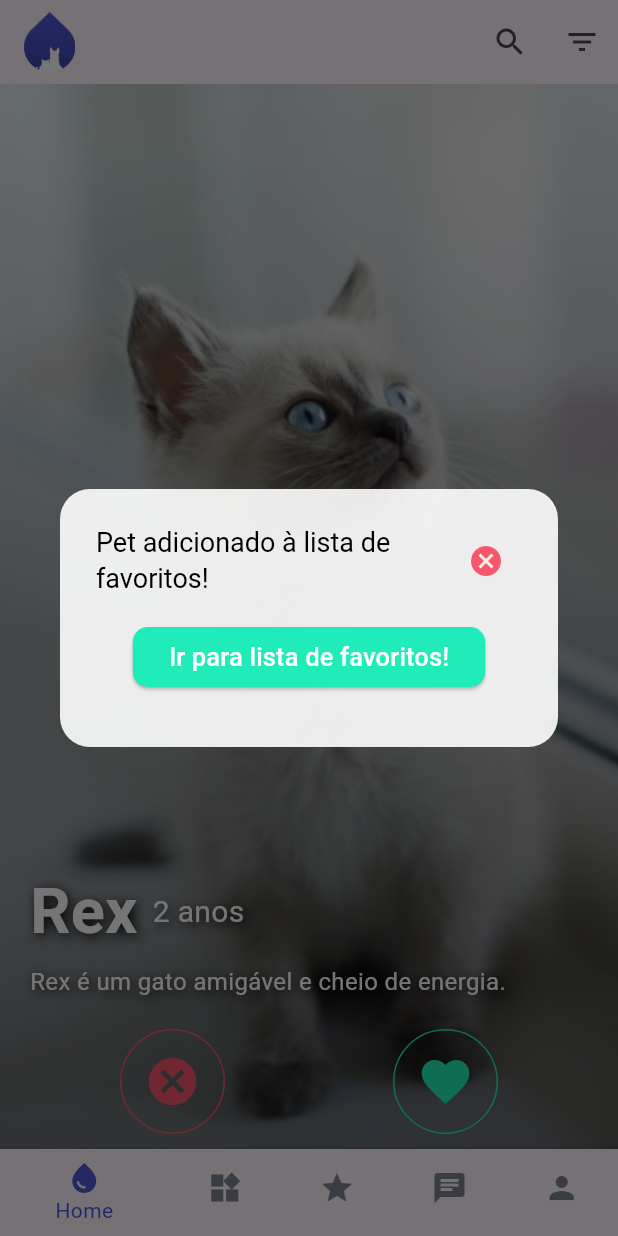
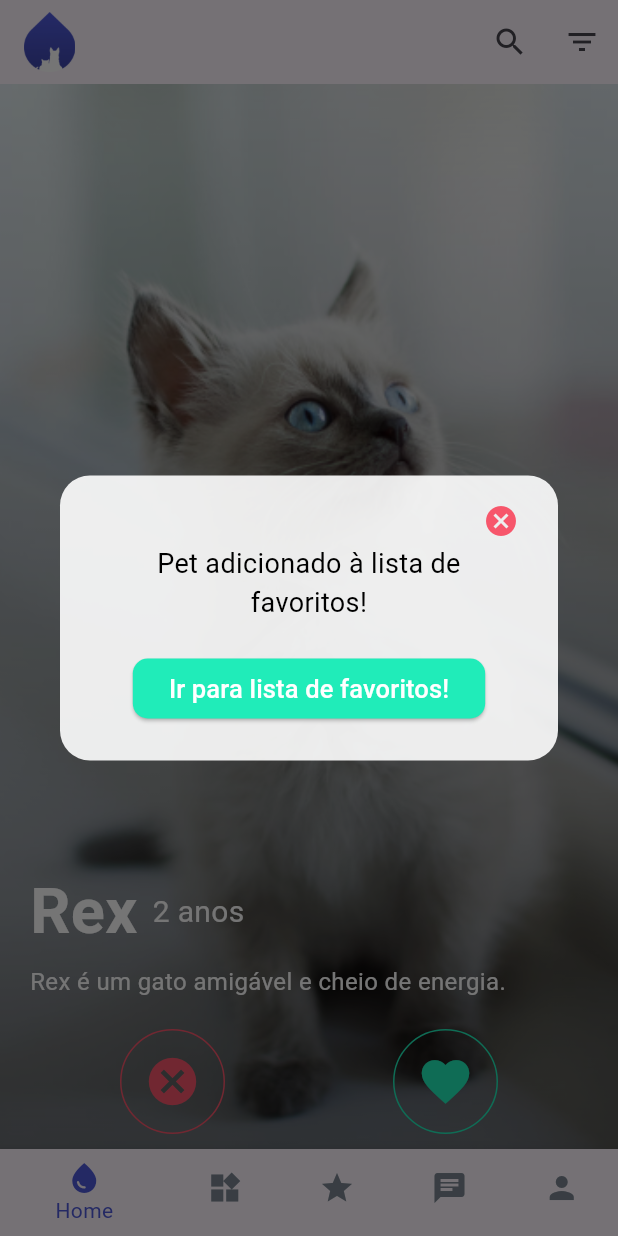
Before and after one commit to ajjss32/deu_pet, a Flutter app: the screen it shows after launch, after a tap on the "favorite" icon, on a phone screen of 412 x 824 dp. Run offline on Flutter 3.47's test engine with Material 3 defaults, Android fonts, the phone set to English and light mode, and no system bars; drawn by our look-alikes of flutter_card_swiper.

Commit message:
fixing popup

```diff
--- a/lib/components/swipe_card.dart
+++ b/lib/components/swipe_card.dart
@@ -2,6 +2,10 @@ import 'package:flutter/material.dart';
 import 'package:flutter_card_swiper/flutter_card_swiper.dart';
 
 class SwipeCard extends StatefulWidget {
+  final VoidCallback showFavorites; // Função passada pela HomeScreen
+
+  SwipeCard({required this.showFavorites});
+
   @override
   _SwipeCardState createState() => _SwipeCardState();
 }
@@ -51,23 +55,20 @@ class _SwipeCardState extends State<SwipeCard> {
                 }
                 return true;
               },
-              numberOfCardsDisplayed: 1, // Exibe apenas 1 card por vez
-              backCardOffset:
-                  Offset.zero, // Remove o deslocamento da próxima carta
-              padding: const EdgeInsets.all(0.0), // Removendo padding
+              numberOfCardsDisplayed: 1,
+              backCardOffset: Offset.zero,
+              padding: const EdgeInsets.all(0.0),
               cardBuilder: (context, index, _, __) {
                 final pet = _pets[index];
                 return Card(
-                  margin: EdgeInsets.zero, // Remove a margem do card
+                  margin: EdgeInsets.zero,
                   child: Stack(
-                    fit: StackFit.expand, // Faz o Stack ocupar todo o espaço
+                    fit: StackFit.expand,
                     children: [
-                      // Imagem do pet
                       Image.asset(
                         pet['image']!,
-                        fit: BoxFit.cover, // Mantém a proporção da imagem
+                        fit: BoxFit.cover,
                       ),
-                      // Sobreposição escura para dar destaque ao texto
                       Container(
                         decoration: BoxDecoration(
                           gradient: LinearGradient(
@@ -80,7 +81,6 @@ class _SwipeCardState extends State<SwipeCard> {
                           ),
                         ),
                       ),
-                      // Texto sobre a imagem (nome, idade e descrição)
                       Positioned(
                         bottom: 100,
                         left: 20,
@@ -96,13 +96,6 @@ class _SwipeCardState extends State<SwipeCard> {
                                     fontSize: 42,
                                     fontWeight: FontWeight.bold,
                                     color: Colors.white,
-                                    shadows: [
-                                      Shadow(
-                                        blurRadius: 10.0,
-                                        color: Colors.black,
-                                        offset: Offset(2, 2),
-                                      ),
-                                    ],
                                   ),
                                 ),
                                 SizedBox(width: 10),
@@ -111,13 +104,6 @@ class _SwipeCardState extends State<SwipeCard> {
                                   style: TextStyle(
                                     fontSize: 20,
                                     color: Colors.white,
-                                    shadows: [
-                                      Shadow(
-                                        blurRadius: 10.0,
-                                        color: Colors.black,
-                                        offset: Offset(2, 2),
-                                      ),
-                                    ],
                                   ),
                                 ),
                               ],
@@ -128,25 +114,17 @@ class _SwipeCardState extends State<SwipeCard> {
                               style: TextStyle(
                                 fontSize: 16,
                                 color: Colors.white,
-                                shadows: [
-                                  Shadow(
-                                    blurRadius: 10.0,
-                                    color: Colors.black,
-                                    offset: Offset(2, 2),
-                                  ),
-                                ],
                               ),
                             ),
                           ],
                         ),
                       ),
-                      // Ícones abaixo do nome e idade
                       Positioned(
-                        bottom: 10, // Abaixo do nome e da descrição
+                        bottom: 10,
                         left: 80,
                         child: _buildIconButton(
                           icon: Icons.cancel,
-                          color: Color(0xFFF7566B), // Cor da borda de cancelar
+                          color: Color(0xFFF7566B),
                           onPressed: () =>
                               controller.swipe(CardSwiperDirection.left),
                         ),
@@ -156,7 +134,7 @@ class _SwipeCardState extends State<SwipeCard> {
                         right: 80,
                         child: _buildIconButton(
                           icon: Icons.favorite,
-                          color: Color(0xFF20ECB9), // Cor da borda de favorito
+                          color: Color(0xFF20ECB9),
                           onPressed: () {
                             controller.swipe(CardSwiperDirection.right);
                             _showFavoriteDialog(context);
@@ -182,21 +160,14 @@ class _SwipeCardState extends State<SwipeCard> {
     return GestureDetector(
       onTap: onPressed,
       child: Container(
-        width: 70, // Tamanho do círculo
+        width: 70,
         height: 70,
         decoration: BoxDecoration(
           shape: BoxShape.circle,
-          border: Border.all(
-            color: color, // Define a cor da borda com base no ícone
-            width: 1, // Reduz o tamanho da borda
-          ),
+          border: Border.all(color: color, width: 1),
         ),
         child: Center(
-          child: Icon(
-            icon,
-            color: color, // Define a cor do ícone
-            size: 38, // Tamanho do ícone
-          ),
+          child: Icon(icon, color: color, size: 38),
         ),
       ),
     );
@@ -210,54 +181,51 @@ class _SwipeCardState extends State<SwipeCard> {
           shape: RoundedRectangleBorder(
             borderRadius: BorderRadius.circular(20.0),
           ),
-          backgroundColor: Colors.white.withOpacity(
-              0.9), // Tornar o fundo do pop-up um pouco transparente
-          title: Row(
-            mainAxisAlignment: MainAxisAlignment.spaceBetween,
+          backgroundColor: Colors.white.withOpacity(0.9),
+          content: Stack(
             children: [
-              Expanded(
-                child: Text(
+              Column(
+                mainAxisSize: MainAxisSize.min,
+                children: [
+                  SizedBox(height: 30),
+                  Text(
                     'Pet adicionado à lista de favoritos!',
-                  style: TextStyle(
-                    fontSize: 18,
-                    color: Colors.black,
+                    style: TextStyle(fontSize: 18, color: Colors.black),
+                    textAlign: TextAlign.center,
+                  ),
+                  SizedBox(height: 20),
+                  ElevatedButton(
+                    style: ElevatedButton.styleFrom(
+                      backgroundColor: Color(0xFF20ECB9),
+                      shape: RoundedRectangleBorder(
+                        borderRadius: BorderRadius.circular(10.0),
                       ),
                     ),
+                    onPressed: () {
+                      // Primeiro, fecha o pop-up
+                      Navigator.of(context).pop();
+
+                      // Em seguida, altera para a aba de favoritos
+                      widget.showFavorites();
+                    },
+                    child: Text(
+                      'Ir para lista de favoritos!',
+                      style: TextStyle(fontSize: 17, color: Colors.white),
                     ),
-              IconButton(
+                  ),
+                ],
+              ),
+              Positioned(
+                top: -10,
+                right: -10,
+                child: IconButton(
                   icon: Icon(Icons.cancel, color: Color(0xFFF7566B)),
                   onPressed: () {
                     Navigator.of(context).pop();
                   },
                 ),
-            ],
-          ),
-          content: Container(
-            height: 60,
-            child: Column(
-              mainAxisSize: MainAxisSize.min, // Para evitar overflow
-              children: [
-                ElevatedButton(
-                  style: ElevatedButton.styleFrom(
-                    backgroundColor: Color(0xFF20ECB9), // Cor do botão
-                    shape: RoundedRectangleBorder(
-                      borderRadius: BorderRadius.circular(10.0),
-                    ),
-                  ),
-                  onPressed: () {
-                    Navigator.of(context).pop();
-                    // Redirecionar para a lista de favoritos
-                  },
-                  child: Text(
-                    'Ir para lista de favoritos!',
-                    style: TextStyle(
-                      fontSize: 17,
-                      color: Colors.white,
-                    ),
-                  ),
               ),
             ],
-            ),
           ),
         );
       },
--- a/lib/main.dart
+++ b/lib/main.dart
@@ -28,9 +28,39 @@ class HomeScreen extends StatefulWidget {
 class _HomeScreenState extends State<HomeScreen> {
   int _selectedIndex = 0;
 
+  // Função que é chamada ao tocar em um item do BottomNavigationBar
   void _onItemTapped(int index) {
     setState(() {
       _selectedIndex = index;
+    });
+  }
+
+  // Função que retorna o conteúdo baseado no índice selecionado
+  Widget _buildContent() {
+    switch (_selectedIndex) {
+      case 0:
+        return SwipeCard(
+            showFavorites: _goToFavorites); // Passa a função para SwipeCard
+      case 1:
+        return Center(
+            child: Text('Buscar Página')); // Placeholder para "Buscar"
+      case 2:
+        return Center(
+            child: Text('Favoritos Página')); // Placeholder para "Favoritos"
+      case 3:
+        return Center(child: Text('Chat Página')); // Placeholder para "Chat"
+      case 4:
+        return Center(
+            child: Text('Perfil Página')); // Placeholder para "Perfil"
+      default:
+        return Center(child: Text('Página desconhecida'));
+    }
+  }
+
+  // Função para alterar o índice para a aba Favoritos
+  void _goToFavorites() {
+    setState(() {
+      _selectedIndex = 2; // Define o índice da aba Favoritos
     });
   }
 
@@ -38,7 +68,7 @@ class _HomeScreenState extends State<HomeScreen> {
   Widget build(BuildContext context) {
     return Scaffold(
       appBar: CustomAppBar(),
-      body: SwipeCard(),
+      body: _buildContent(), // Exibe o conteúdo com base no índice selecionado
       bottomNavigationBar: CustomBottomNavBar(
         selectedIndex: _selectedIndex,
         onItemTapped: _onItemTapped,
```
Lines whose indentation alone changed are shown as unchanged.
